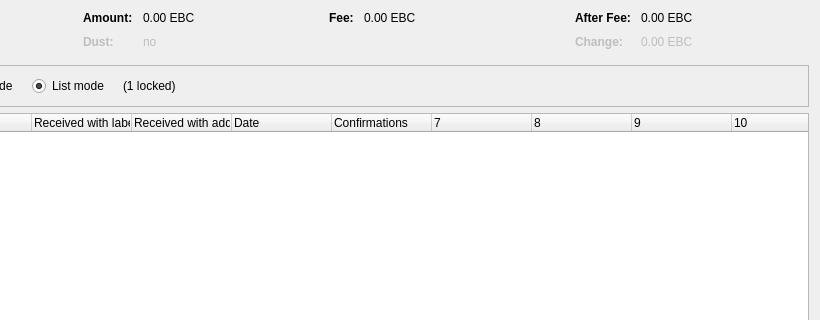
ebitcash/ebitcash, file src/qt/forms/coincontroldialog.ui: the form before one commit; both pictures show x 180 to 1000 and y 0 to 320 of the 1000 by 500 pixel window.
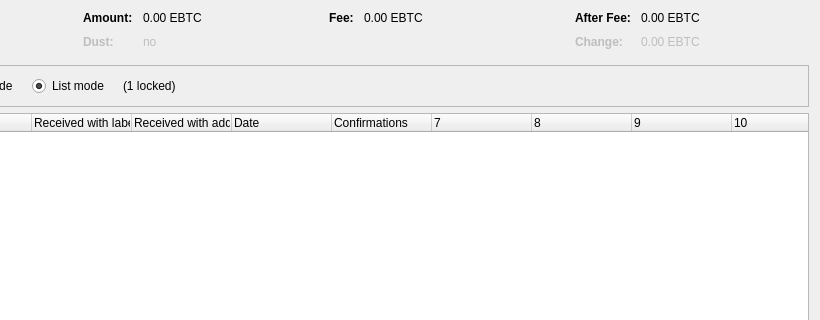
The form after the commit. Custom widgets are drawn as their Qt base class.

Diff of the .ui file:
```diff
--- a/src/qt/forms/coincontroldialog.ui
+++ b/src/qt/forms/coincontroldialog.ui
@@ -132,7 +132,7 @@
           <enum>Qt::ActionsContextMenu</enum>
          </property>
          <property name="text">
-          <string notr="true">0.00 EBC</string>
+          <string notr="true">0.00 EBTC</string>
          </property>
          <property name="textInteractionFlags">
           <set>Qt::LinksAccessibleByMouse|Qt::TextSelectableByKeyboard|Qt::TextSelectableByMouse</set>
@@ -212,7 +212,7 @@
           <enum>Qt::ActionsContextMenu</enum>
          </property>
          <property name="text">
-          <string notr="true">0.00 EBC</string>
+          <string notr="true">0.00 EBTC</string>
          </property>
          <property name="textInteractionFlags">
           <set>Qt::LinksAccessibleByMouse|Qt::TextSelectableByKeyboard|Qt::TextSelectableByMouse</set>
@@ -257,7 +257,7 @@
           <enum>Qt::ActionsContextMenu</enum>
          </property>
          <property name="text">
-          <string notr="true">0.00 EBC</string>
+          <string notr="true">0.00 EBTC</string>
          </property>
          <property name="textInteractionFlags">
           <set>Qt::LinksAccessibleByMouse|Qt::TextSelectableByKeyboard|Qt::TextSelectableByMouse</set>
@@ -292,7 +292,7 @@
           <enum>Qt::ActionsContextMenu</enum>
          </property>
          <property name="text">
-          <string notr="true">0.00 EBC</string>
+          <string notr="true">0.00 EBTC</string>
          </property>
          <property name="textInteractionFlags">
           <set>Qt::LinksAccessibleByMouse|Qt::TextSelectableByKeyboard|Qt::TextSelectableByMouse</set>
```
